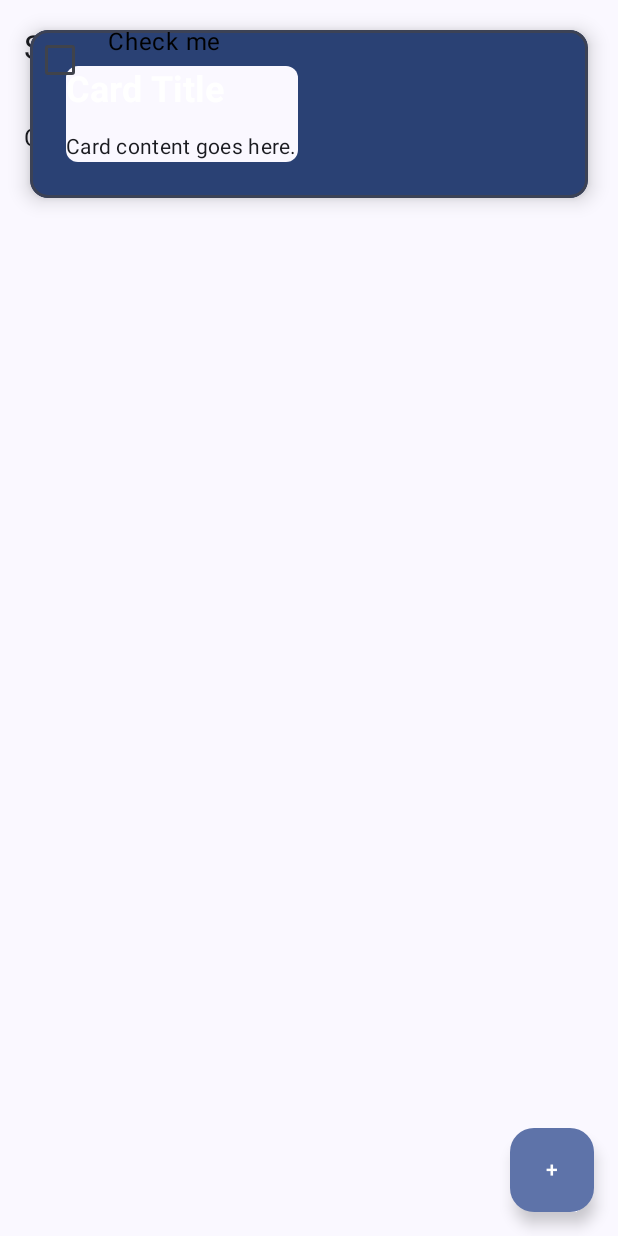
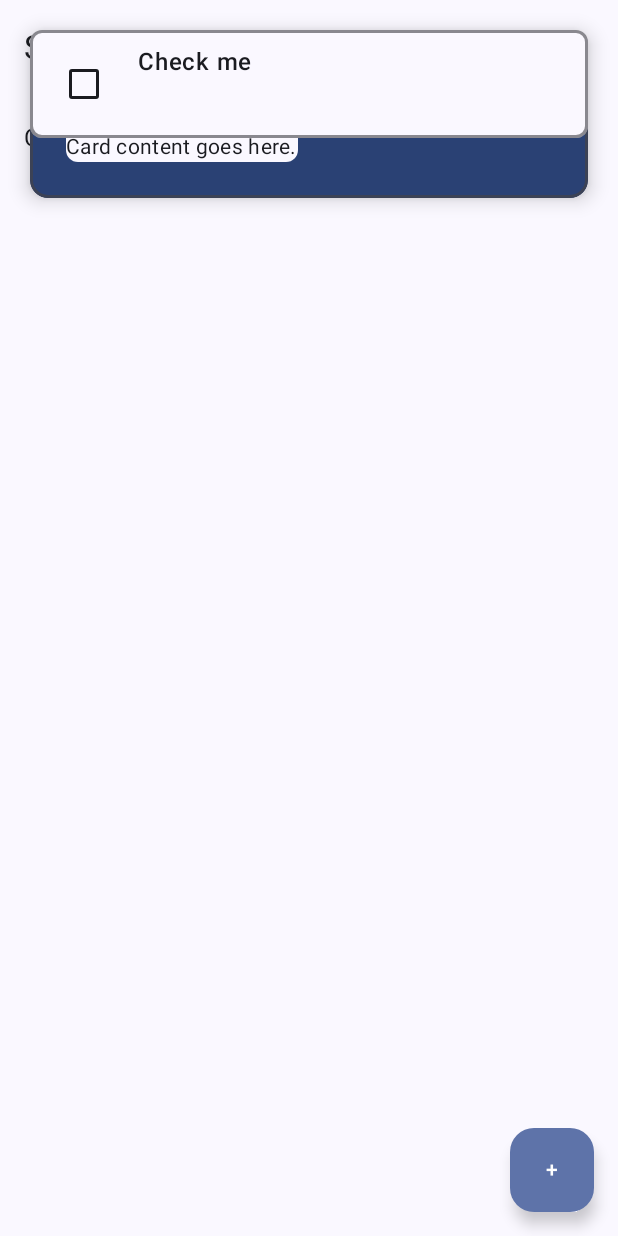
Before and after one commit to CesarNunez1506/Lab04, an Android app built with Jetpack Compose: the screen it shows after launch (MainActivity), on a phone screen of 412 x 824 dp. Run offline under Robolectric (Android 15) with nearby library versions, the phone set to English and light mode, and no system bars.

Commit message:
styles: Cheackbox

```diff
--- a/app/src/main/java/com/example/lab04/MainActivity.kt
+++ b/app/src/main/java/com/example/lab04/MainActivity.kt
@@ -6,6 +6,7 @@ import androidx.activity.compose.setContent
 import androidx.activity.enableEdgeToEdge
 import androidx.compose.foundation.BorderStroke
 import androidx.compose.foundation.background
+import androidx.compose.foundation.border
 import androidx.compose.foundation.layout.Column
 import androidx.compose.foundation.layout.Row
 import androidx.compose.foundation.layout.Spacer
@@ -18,6 +19,7 @@ import androidx.compose.foundation.shape.RoundedCornerShape
 import androidx.compose.material3.Card
 import androidx.compose.material3.CardDefaults
 import androidx.compose.material3.Checkbox
+import androidx.compose.material3.CheckboxDefaults
 import androidx.compose.material3.ExperimentalMaterial3Api
 import androidx.compose.material3.FloatingActionButton
 import androidx.compose.material3.MaterialTheme
@@ -127,12 +129,38 @@ fun CardExample() {
 fun CheckboxExample() {
     var checked by remember { mutableStateOf(false) }
 
-    Row(modifier = Modifier.padding(16.dp)) {
+    Row(
+        modifier = Modifier
+            .padding(20.dp)
+            .fillMaxWidth()
+            .background(
+                color = if (checked) MaterialTheme.colorScheme.primary.copy(alpha = 0.1f)
+                else MaterialTheme.colorScheme.background,
+                shape = RoundedCornerShape(8.dp)
+            )
+            .border(
+                width = 2.dp,
+                color = if (checked) MaterialTheme.colorScheme.primary
+                else MaterialTheme.colorScheme.onBackground.copy(alpha = 0.5f),
+                shape = RoundedCornerShape(8.dp)
+            )
+            .padding(12.dp)
+    ) {
         Checkbox(
             checked = checked,
-            onCheckedChange = { checked = it }
+            onCheckedChange = { checked = it },
+            colors = CheckboxDefaults.colors(
+                checkedColor = MaterialTheme.colorScheme.primary,
+                uncheckedColor = MaterialTheme.colorScheme.onBackground,
+                checkmarkColor = MaterialTheme.colorScheme.onPrimary
+            )
         )
-        Spacer(modifier = Modifier.width(8.dp))
-        Text("Check me")
+        Spacer(modifier = Modifier.width(12.dp))
+        Text(
+            text = if (checked) "Checked" else "Check me",
+            style = MaterialTheme.typography.bodyLarge.copy(fontWeight = FontWeight.Medium),
+            color = if (checked) MaterialTheme.colorScheme.primary
+            else MaterialTheme.colorScheme.onBackground
+        )
     }
 }
```
